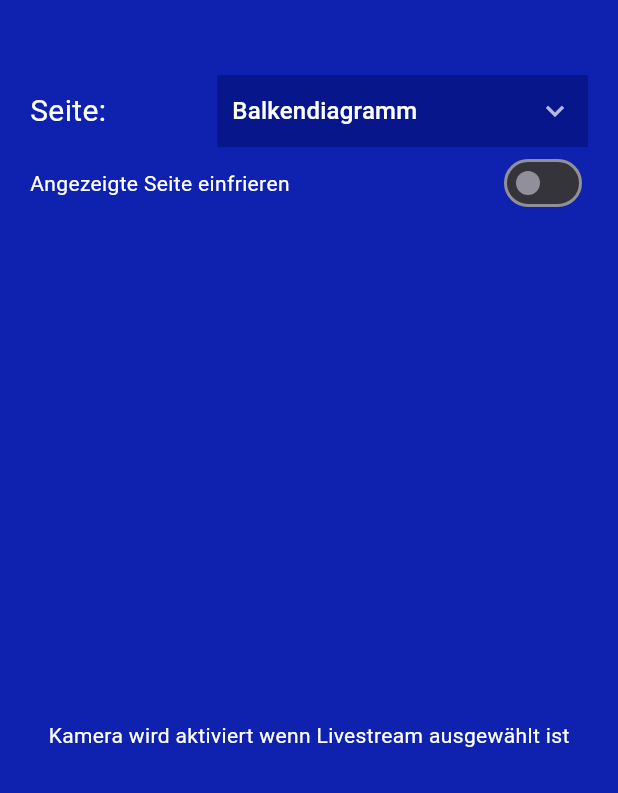
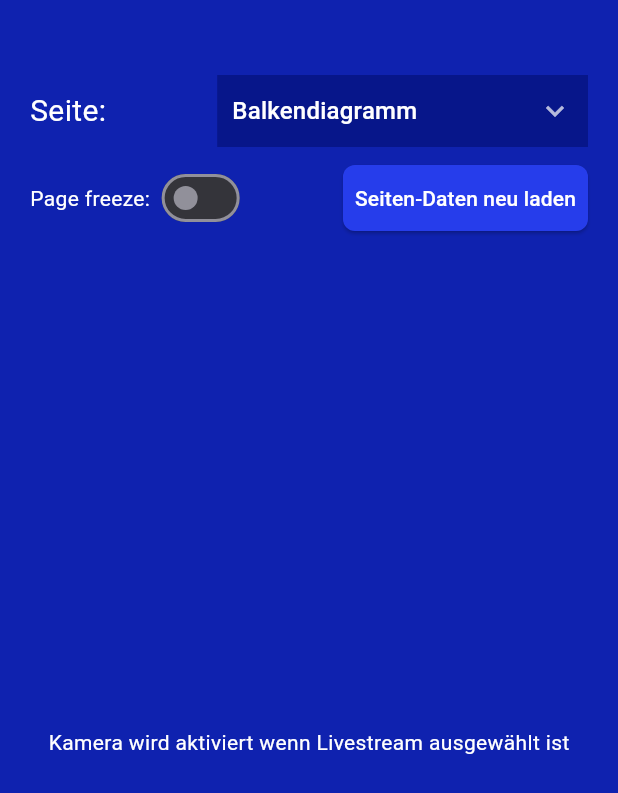
Before and after one commit to pythonite42/sauf_o_mat, a Flutter app: the screen it shows after launch, on a phone screen of 412 x 824 dp. Shown: the top 793 px of the screen. Run offline on Flutter 3.47's test engine with Material 3 defaults, Android fonts, the light colour scheme and no system bars; our stand-ins replace flutter_dotenv, flutter_svg, google_fonts; missing offline and left inert: flutter_webrtc, jose, window_manager; network calls fail.

Commit message:
reload page data from control app

```diff
--- a/shotcounter_zieefaegge_controls/lib/colors.dart
+++ b/shotcounter_zieefaegge_controls/lib/colors.dart
@@ -20,9 +20,10 @@ final ThemeData appTheme = ThemeData(
   appBarTheme: const AppBarTheme(backgroundColor: Color(0xFF0F22AF), foregroundColor: Colors.white, elevation: 0),
   elevatedButtonTheme: ElevatedButtonThemeData(
     style: ElevatedButton.styleFrom(
-      backgroundColor: const Color(0xFFF5BF17),
-      foregroundColor: Colors.black,
+      backgroundColor: const Color(0xFF263deb),
+      foregroundColor: Colors.white,
       shape: RoundedRectangleBorder(borderRadius: BorderRadius.circular(8)),
+      padding: const EdgeInsets.symmetric(horizontal: 8, vertical: 12),
     ),
   ),
   canvasColor: darkAccent,
--- a/shotcounter_zieefaegge_controls/lib/main.dart
+++ b/shotcounter_zieefaegge_controls/lib/main.dart
@@ -302,13 +302,16 @@ class _MyHomePageState extends State<MyHomePage> {
                       ),
                     ],
                   ),
+                  const SizedBox(height: 10),
                   Row(
                     mainAxisAlignment: MainAxisAlignment.spaceBetween,
                     children: [
-                      Text("Angezeigte Seite einfrieren"),
+                      Row(
+                        children: [
+                          Text("Page freeze: "),
                           Switch(
                             value: indexFrozen,
-                        activeColor: Colors.red,
+                            activeThumbColor: Colors.green,
 
                             onChanged: (bool newFrozenValue) {
                               setState(() {
@@ -317,6 +320,31 @@ class _MyHomePageState extends State<MyHomePage> {
                                 channel?.sink.add(jsonEncode({"event": "freeze", "freeze": newFrozenValue}));
                               });
                             },
+                          ),
+                        ],
+                      ),
+                      currentNavigationIndex == 6
+                          ? ElevatedButton(
+                              onPressed: () async {
+                                channel?.sink.add(
+                                  jsonEncode({"event": "pageIndex", "index": currentNavigationIndex, "reset": true}),
+                                );
+                                await pauseCamera();
+
+                                setState(() {
+                                  _isRecordingRunning = !_isRecordingRunning;
+                                });
+                              },
+                              child: const Text("Kamera neu starten"),
+                            )
+                          : ElevatedButton(
+                              onPressed: () {
+                                debugPrint("send event reset");
+                                channel?.sink.add(
+                                  jsonEncode({"event": "pageIndex", "index": currentNavigationIndex, "reset": true}),
+                                );
+                              },
+                              child: const Text("Seiten-Daten neu laden"),
                             ),
                     ],
                   ),
--- a/todos.txt
+++ b/todos.txt
@@ -1,7 +1,7 @@
 TODOs Prio 1
 
 (d) - controls/main.dart: automatisch freeze bei Livestream
-    - controls/main.dart: reload bei allen Seiten außer Livestream (index reloaden obwohl er gleich ist wie vorher)
+(d) - controls/main.dart: reload bei allen Seiten außer Livestream (index reloaden obwohl er gleich ist wie vorher)
 (d) - controls/main.dart: unfreeze bei page wechsel entfernen (also freeze soll bleiben)
     - page_advertising.dart: last modified, patch wurdeBereitsAngezeigt
 (d) - page_diagram.dart: wenn popUp angezeigt wurde patch mit timestamp
@@ -55,6 +55,7 @@ TODOs Prio 2
     - page_prize.dart: line 183 Name leader entfernen, nur Logo anzeigen mit "aktuell führend" als Column
     - page_quote.dart: line: 97 zusätzlich noch Name (doppelt so groß wie username) wie bei twitter
     - page_top3.dart: Wanted poster, Staatsfeind Nr. 1/2/3, Gesucht für 166 Punkte, 20 Bargetränke, 10 Bier usw.
+    - main.dart: Transition nicht so überlappend
 
 TODOs Prio 3
 
```
Also changed, not shown: shotcounter_zieefaegge_display/lib/main.dart (+9 -2 lines). Lines whose indentation alone changed are shown as unchanged.
